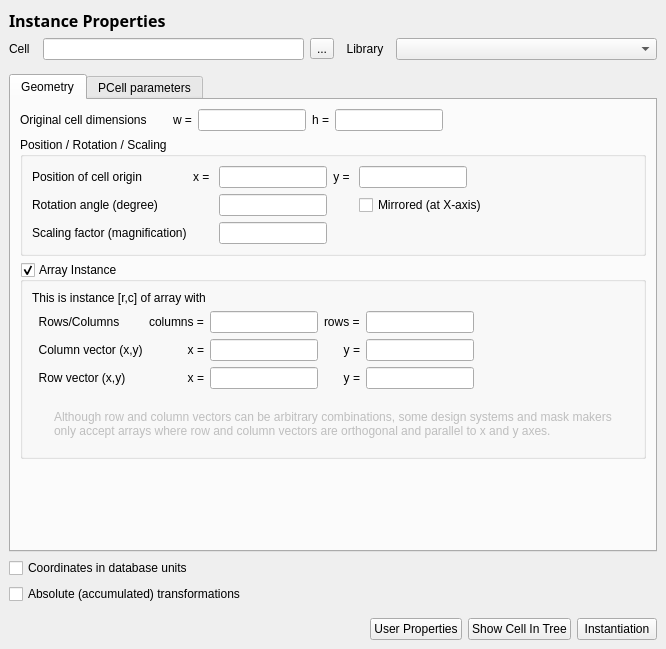
Old version of the form src/edt/edt/InstPropertiesPage.ui in the repository KLayout/klayout.
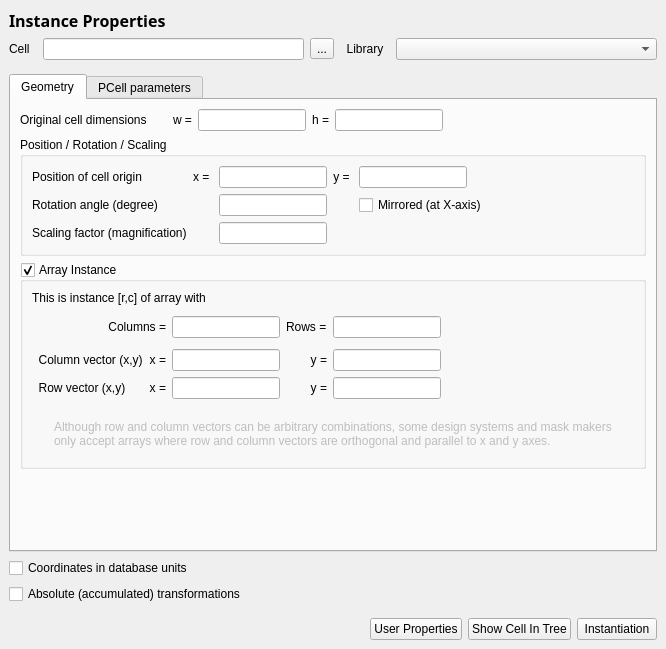
New version of the form. Icons and pictures are not drawn. Custom widgets are drawn as their Qt base class.

The edit to the form file:
```diff
--- a/src/edt/edt/InstPropertiesPage.ui
+++ b/src/edt/edt/InstPropertiesPage.ui
@@ -455,44 +455,30 @@
           <property name="spacing">
            <number>6</number>
           </property>
-          <item row="3" column="5">
-           <widget class="QFrame" name="frame_5">
-            <property name="frameShape">
-             <enum>QFrame::NoFrame</enum>
+          <item row="2" column="3">
+           <widget class="QLineEdit" name="columns_le">
+            <property name="sizePolicy">
+             <sizepolicy hsizetype="Fixed" vsizetype="Fixed">
+              <horstretch>1</horstretch>
+              <verstretch>0</verstretch>
+             </sizepolicy>
             </property>
-            <property name="frameShadow">
-             <enum>QFrame::Raised</enum>
+           </widget>
+          </item>
+          <item row="4" column="5">
+           <widget class="QLineEdit" name="column_y_le">
+            <property name="sizePolicy">
+             <sizepolicy hsizetype="Fixed" vsizetype="Fixed">
+              <horstretch>1</horstretch>
+              <verstretch>0</verstretch>
+             </sizepolicy>
             </property>
-            <layout class="QVBoxLayout" name="verticalLayout">
-             <property name="leftMargin">
-              <number>0</number>
-             </property>
-             <property name="topMargin">
-              <number>0</number>
-             </property>
-             <property name="rightMargin">
-              <number>0</number>
-             </property>
-             <property name="bottomMargin">
-              <number>0</number>
-             </property>
-             <item>
-              <widget class="QLineEdit" name="row_y_le">
-               <property name="sizePolicy">
-                <sizepolicy hsizetype="Fixed" vsizetype="Fixed">
-                 <horstretch>1</horstretch>
-                 <verstretch>0</verstretch>
-                </sizepolicy>
-               </property>
-              </widget>
-             </item>
-            </layout>
            </widget>
           </item>
-          <item row="3" column="4">
-           <widget class="QLabel" name="label_10">
+          <item row="4" column="1" colspan="2">
+           <widget class="QLabel" name="label_14">
             <property name="text">
-             <string>y =</string>
+             <string>x =</string>
             </property>
             <property name="alignment">
              <set>Qt::AlignRight|Qt::AlignTrailing|Qt::AlignVCenter</set>
@@ -500,64 +486,117 @@
            </widget>
           </item>
           <item row="4" column="3">
-           <widget class="QFrame" name="frame_6">
-            <property name="frameShape">
-             <enum>QFrame::NoFrame</enum>
+           <widget class="QLineEdit" name="column_x_le">
+            <property name="sizePolicy">
+             <sizepolicy hsizetype="Fixed" vsizetype="Fixed">
+              <horstretch>1</horstretch>
+              <verstretch>0</verstretch>
+             </sizepolicy>
             </property>
-            <property name="frameShadow">
-             <enum>QFrame::Raised</enum>
-            </property>
-            <layout class="QVBoxLayout" name="verticalLayout_2">
-             <property name="leftMargin">
-              <number>0</number>
-             </property>
-             <property name="topMargin">
-              <number>0</number>
-             </property>
-             <property name="rightMargin">
-              <number>0</number>
-             </property>
-             <property name="bottomMargin">
-              <number>0</number>
-             </property>
-            </layout>
            </widget>
           </item>
-          <item row="0" column="0" colspan="6">
-           <widget class="QLabel" name="inst_lbl">
-            <property name="text">
-             <string>This is instance [r,c] of array with</string>
-            </property>
-           </widget>
-          </item>
-          <item row="3" column="6">
-           <spacer name="horizontalSpacer_2">
+          <item row="3" column="3">
+           <spacer name="verticalSpacer">
             <property name="orientation">
-             <enum>Qt::Horizontal</enum>
+             <enum>Qt::Vertical</enum>
+            </property>
+            <property name="sizeType">
+             <enum>QSizePolicy::Fixed</enum>
             </property>
             <property name="sizeHint" stdset="0">
              <size>
-              <width>40</width>
-              <height>20</height>
+              <width>20</width>
+              <height>5</height>
              </size>
             </property>
            </spacer>
           </item>
-          <item row="1" column="0">
-           <widget class="QLabel" name="label_4">
+          <item row="5" column="1" colspan="2">
+           <widget class="QLabel" name="label_11">
             <property name="text">
-             <string>  Rows/Columns</string>
+             <string>x =</string>
             </property>
+            <property name="alignment">
+             <set>Qt::AlignRight|Qt::AlignTrailing|Qt::AlignVCenter</set>
+            </property>
            </widget>
           </item>
-          <item row="3" column="0">
+          <item row="4" column="4">
+           <widget class="QLabel" name="label_15">
+            <property name="text">
+             <string>y =</string>
+            </property>
+            <property name="alignment">
+             <set>Qt::AlignRight|Qt::AlignTrailing|Qt::AlignVCenter</set>
+            </property>
+           </widget>
+          </item>
+          <item row="5" column="0">
            <widget class="QLabel" name="label_9">
             <property name="text">
              <string>  Row vector (x,y)</string>
             </property>
            </widget>
           </item>
-          <item row="5" column="0" colspan="7">
+          <item row="6" column="5">
+           <widget class="QFrame" name="frame_8">
+            <property name="frameShape">
+             <enum>QFrame::NoFrame</enum>
+            </property>
+            <property name="frameShadow">
+             <enum>QFrame::Raised</enum>
+            </property>
+            <layout class="QVBoxLayout" name="verticalLayout_4">
+             <property name="leftMargin">
+              <number>0</number>
+             </property>
+             <property name="topMargin">
+              <number>0</number>
+             </property>
+             <property name="rightMargin">
+              <number>0</number>
+             </property>
+             <property name="bottomMargin">
+              <number>0</number>
+             </property>
+            </layout>
+           </widget>
+          </item>
+          <item row="5" column="5">
+           <widget class="QFrame" name="frame_5">
+            <property name="frameShape">
+             <enum>QFrame::NoFrame</enum>
+            </property>
+            <property name="frameShadow">
+             <enum>QFrame::Raised</enum>
+            </property>
+            <layout class="QVBoxLayout" name="verticalLayout">
+             <property name="leftMargin">
+              <number>0</number>
+             </property>
+             <property name="topMargin">
+              <number>0</number>
+             </property>
+             <property name="rightMargin">
+              <number>0</number>
+             </property>
+             <property name="bottomMargin">
+              <number>0</number>
+             </property>
+             <item>
+              <widget class="QLineEdit" name="row_y_le">
+               <property name="sizePolicy">
+                <sizepolicy hsizetype="Fixed" vsizetype="Fixed">
+                 <horstretch>1</horstretch>
+                 <verstretch>0</verstretch>
+                </sizepolicy>
+               </property>
+              </widget>
+             </item>
+            </layout>
+           </widget>
+          </item>
+          <item row="7" column="0" colspan="7">
            <widget class="QFrame" name="ortho_warning_frame">
             <property name="enabled">
              <bool>false</bool>
@@ -601,34 +640,7 @@
             </layout>
            </widget>
           </item>
-          <item row="2" column="4">
-           <widget class="QLabel" name="label_15">
-            <property name="text">
-             <string>y =</string>
-            </property>
-            <property name="alignment">
-             <set>Qt::AlignRight|Qt::AlignTrailing|Qt::AlignVCenter</set>
-            </property>
-           </widget>
-          </item>
-          <item row="2" column="0">
-           <widget class="QLabel" name="label_16">
-            <property name="text">
-             <string>  Column vector (x,y)</string>
-            </property>
-           </widget>
-          </item>
-          <item row="2" column="5">
-           <widget class="QLineEdit" name="column_y_le">
-            <property name="sizePolicy">
-             <sizepolicy hsizetype="Fixed" vsizetype="Fixed">
-              <horstretch>1</horstretch>
-              <verstretch>0</verstretch>
-             </sizepolicy>
-            </property>
-           </widget>
-          </item>
-          <item row="3" column="3">
+          <item row="5" column="3">
            <widget class="QFrame" name="frame_7">
             <property name="frameShape">
              <enum>QFrame::NoFrame</enum>
@@ -662,22 +674,29 @@
             </layout>
            </widget>
           </item>
-          <item row="1" column="4">
+          <item row="2" column="4">
            <widget class="QLabel" name="label_8">
             <property name="text">
-             <string>rows =</string>
+             <string>Rows =</string>
             </property>
            </widget>
           </item>
-          <item row="4" column="5">
-           <widget class="QFrame" name="frame_8">
+          <item row="4" column="0">
+           <widget class="QLabel" name="label_16">
+            <property name="text">
+             <string>  Column vector (x,y)</string>
+            </property>
+           </widget>
+          </item>
+          <item row="6" column="3">
+           <widget class="QFrame" name="frame_6">
             <property name="frameShape">
              <enum>QFrame::NoFrame</enum>
             </property>
             <property name="frameShadow">
              <enum>QFrame::Raised</enum>
             </property>
-            <layout class="QVBoxLayout" name="verticalLayout_4">
+            <layout class="QVBoxLayout" name="verticalLayout_2">
              <property name="leftMargin">
               <number>0</number>
              </property>
@@ -693,7 +712,7 @@
             </layout>
            </widget>
           </item>
-          <item row="1" column="5">
+          <item row="2" column="5">
            <widget class="QLineEdit" name="rows_le">
             <property name="sizePolicy">
              <sizepolicy hsizetype="Fixed" vsizetype="Fixed">
@@ -703,53 +722,62 @@
             </property>
            </widget>
           </item>
-          <item row="2" column="3">
-           <widget class="QLineEdit" name="column_x_le">
-            <property name="sizePolicy">
-             <sizepolicy hsizetype="Fixed" vsizetype="Fixed">
-              <horstretch>1</horstretch>
-              <verstretch>0</verstretch>
-             </sizepolicy>
+          <item row="5" column="6">
+           <spacer name="horizontalSpacer_2">
+            <property name="orientation">
+             <enum>Qt::Horizontal</enum>
             </property>
-           </widget>
-          </item>
-          <item row="1" column="3">
-           <widget class="QLineEdit" name="columns_le">
-            <property name="sizePolicy">
-             <sizepolicy hsizetype="Fixed" vsizetype="Fixed">
-              <horstretch>1</horstretch>
-              <verstretch>0</verstretch>
-             </sizepolicy>
+            <property name="sizeHint" stdset="0">
+             <size>
+              <width>40</width>
+              <height>20</height>
+             </size>
             </property>
-           </widget>
+           </spacer>
           </item>
-          <item row="1" column="1" colspan="2">
+          <item row="2" column="0" colspan="3">
            <widget class="QLabel" name="label_6">
             <property name="text">
-             <string>columns =</string>
+             <string>Columns =</string>
             </property>
+            <property name="alignment">
+             <set>Qt::AlignRight|Qt::AlignTrailing|Qt::AlignVCenter</set>
+            </property>
            </widget>
           </item>
-          <item row="2" column="1" colspan="2">
-           <widget class="QLabel" name="label_14">
+          <item row="0" column="0" colspan="6">
+           <widget class="QLabel" name="inst_lbl">
             <property name="text">
-             <string>x =</string>
+             <string>This is instance [r,c] of array with</string>
             </property>
-            <property name="alignment">
-             <set>Qt::AlignRight|Qt::AlignTrailing|Qt::AlignVCenter</set>
-            </property>
            </widget>
           </item>
-          <item row="3" column="1" colspan="2">
-           <widget class="QLabel" name="label_11">
+          <item row="5" column="4">
+           <widget class="QLabel" name="label_10">
             <property name="text">
-             <string>x =</string>
+             <string>y =</string>
             </property>
             <property name="alignment">
              <set>Qt::AlignRight|Qt::AlignTrailing|Qt::AlignVCenter</set>
             </property>
            </widget>
           </item>
+          <item row="1" column="0" colspan="6">
+           <spacer name="verticalSpacer_2">
+            <property name="orientation">
+             <enum>Qt::Vertical</enum>
+            </property>
+            <property name="sizeType">
+             <enum>QSizePolicy::Fixed</enum>
+            </property>
+            <property name="sizeHint" stdset="0">
+             <size>
+              <width>20</width>
+              <height>5</height>
+             </size>
+            </property>
+           </spacer>
+          </item>
          </layout>
         </widget>
        </item>
```
